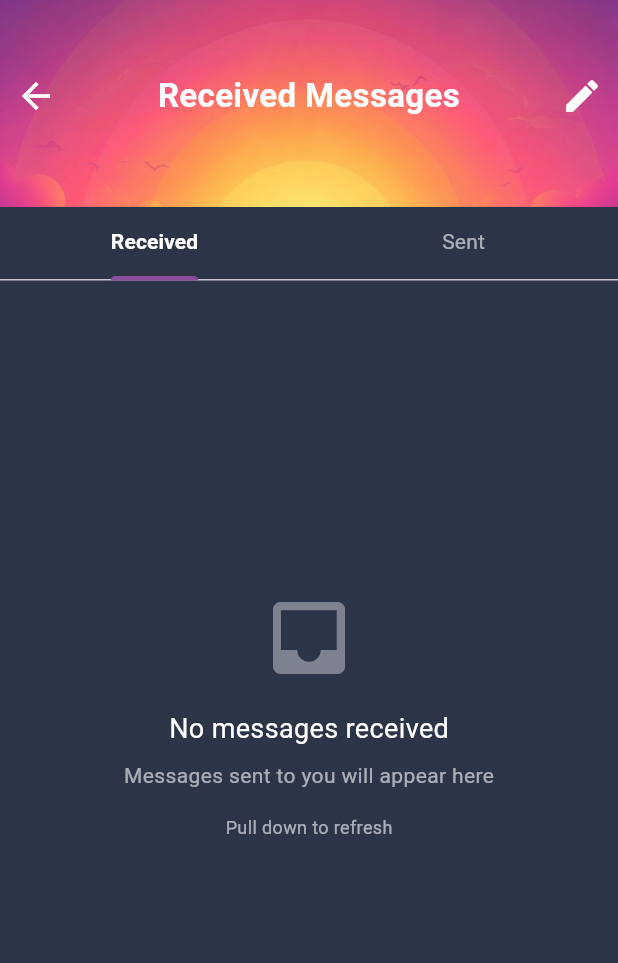
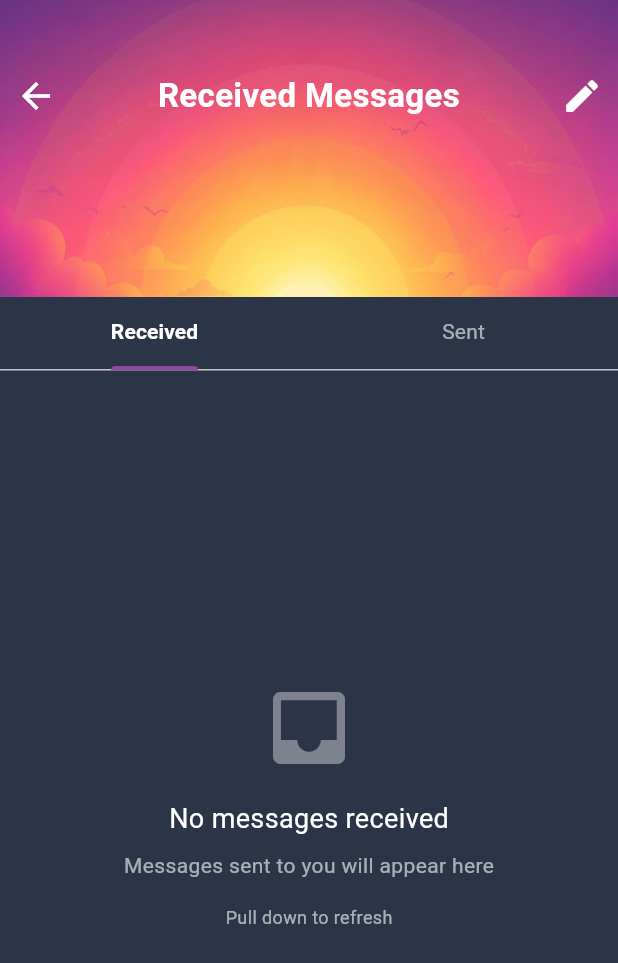
Before and after one commit to Mehedi259/Ally, a Flutter app: the MessagesScreen screen opened directly, on a phone screen of 412 x 824 dp. Shown: the top 963 px of the screen. Run offline on Flutter 3.47's test engine with Material 3 defaults, Android fonts, the phone set to English and light mode, and no system bars; our stand-ins replace cloud_firestore, firebase_auth, firebase_core, flutter_local_notifications, google_sign_in, sliding_up_panel and 1 more; accounts and stored records are empty.

Commit message:
Update UI padding in `messages_screen.dart`
- **UI/UX**:
    - Increased the bottom padding of the gradient header in the messages screen from 50 to 110.

```diff
--- a/lib/messaging/messages_screen.dart
+++ b/lib/messaging/messages_screen.dart
@@ -180,7 +180,7 @@ class _MessagesScreenState extends State<MessagesScreen> with SingleTickerProvid
             // Gradient Header with Background Image
             Container(
               width: double.infinity,
-              padding: const EdgeInsets.only(top: 40, bottom: 50),
+              padding: const EdgeInsets.only(top: 40, bottom: 110),
               decoration: const BoxDecoration(
                 image: DecorationImage(
                   image: AssetImage('assets/message banner.png'),
```
